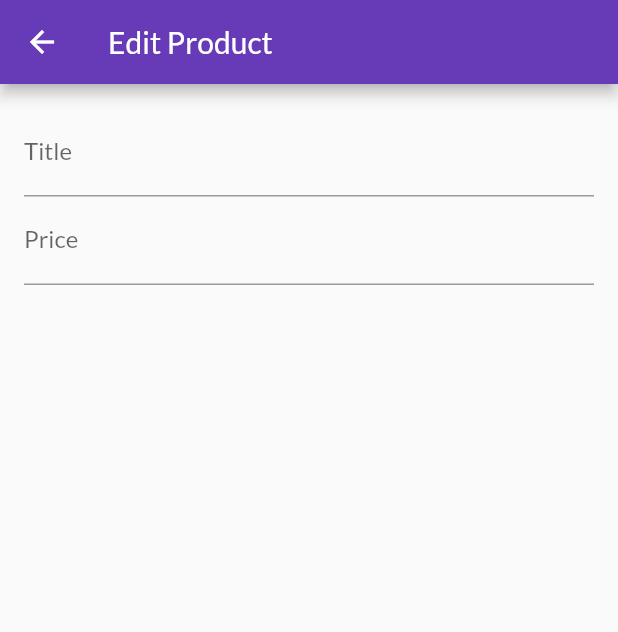
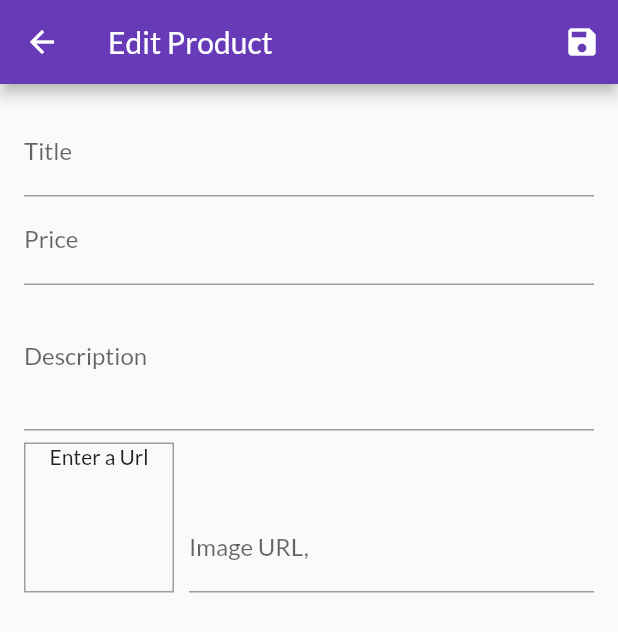
Before and after one commit to Miroj-chamling/Shopping_App, a Flutter app: the EditProductScreen screen opened by its route, on a phone screen of 412 x 824 dp. Shown: the top 632 px of the screen. Run offline on Flutter 3.47's test engine with Material 2 defaults, Android fonts, the phone set to English and light mode, and no system bars; network calls fail.

Commit message:
Initial commit

```diff
--- a/shopping_app/lib/screens/edit_product_screen.dart
+++ b/shopping_app/lib/screens/edit_product_screen.dart
@@ -1,4 +1,5 @@
 import 'package:flutter/material.dart';
+import 'package:flutter_complete_guide/providers/products.dart';
 
 class EditProductScreen extends StatefulWidget {
   static const routeName = '/edit-product-screen';
@@ -8,6 +9,46 @@ class EditProductScreen extends StatefulWidget {
 
 class _EditProductScreenState extends State<EditProductScreen> {
   final _priceFocusNode = FocusNode();
+  final _discrptionFocusNode = FocusNode();
+  final _imageUrlController = TextEditingController();
+  final _imageUrlFocusNode = FocusNode();
+  final _form = GlobalKey<FormState>();
+  var _editedProduct = Product(
+    id: null,
+    title: '',
+    description: '',
+    price: 0,
+    imageUrl: '',
+  );
+  @override
+  void initState() {
+    // TODO: implement initState
+    _imageUrlFocusNode.addListener(_updateImageUrl);
+    super.initState();
+  }
+
+  //this is to dispose the focus node to avoid memory leaks
+  @override
+  void dispose() {
+    // TODO: implement dispose
+    _imageUrlFocusNode.removeListener(_updateImageUrl);
+    _priceFocusNode.dispose();
+    _discrptionFocusNode.dispose();
+    _imageUrlController.dispose();
+    super.dispose();
+  }
+
+  void _updateImageUrl() {
+    if (!_imageUrlFocusNode.hasFocus) {
+      setState(() {});
+    }
+  }
+
+  void _saveform() {
+    _form.currentState.save();
+    print(_editedProduct.title);
+  }
+
   @override
   Widget build(BuildContext context) {
     return Scaffold(
@@ -15,10 +56,17 @@ class _EditProductScreenState extends State<EditProductScreen> {
         title: Text(
           'Edit Product',
         ),
+        actions: [
+          IconButton(
+            onPressed: _saveform,
+            icon: Icon(Icons.save),
+          ),
+        ],
       ),
       body: Padding(
         padding: const EdgeInsets.all(16.0),
         child: Form(
+          key: _form,
           child: ListView(
             children: [
               TextFormField(
@@ -26,6 +74,15 @@ class _EditProductScreenState extends State<EditProductScreen> {
                 textInputAction: TextInputAction.next,
                 onFieldSubmitted: (_) =>
                     FocusScope.of(context).requestFocus(_priceFocusNode),
+                onSaved: (value) {
+                  _editedProduct = Product(
+                    id: null,
+                    title: value,
+                    description: _editedProduct.description,
+                    price: _editedProduct.price,
+                    imageUrl: _editedProduct.imageUrl,
+                  );
+                },
               ),
               TextFormField(
                 decoration: InputDecoration(labelText: 'Price'),
@@ -33,6 +90,85 @@ class _EditProductScreenState extends State<EditProductScreen> {
                 keyboardType: TextInputType.number,
                 keyboardAppearance: Brightness.light,
                 focusNode: _priceFocusNode,
+                onFieldSubmitted: (_) =>
+                    FocusScope.of(context).requestFocus(_discrptionFocusNode),
+                onSaved: (value) {
+                  _editedProduct = Product(
+                    id: null,
+                    title: _editedProduct.title,
+                    description: _editedProduct.description,
+                    price: double.parse(value),
+                    imageUrl: _editedProduct.imageUrl,
+                  );
+                },
+              ),
+              TextFormField(
+                decoration: InputDecoration(
+                  labelText: 'Description',
+                ),
+                maxLines: 3,
+                keyboardType: TextInputType.multiline,
+                focusNode: _discrptionFocusNode,
+                onSaved: (value) {
+                  _editedProduct = Product(
+                    id: null,
+                    title: _editedProduct.title,
+                    description: value,
+                    price: _editedProduct.price,
+                    imageUrl: _editedProduct.imageUrl,
+                  );
+                },
+              ),
+              Row(
+                crossAxisAlignment: CrossAxisAlignment.end,
+                children: [
+                  Container(
+                    height: 100,
+                    width: 100,
+                    margin: EdgeInsets.only(
+                      top: 8,
+                      right: 10,
+                    ),
+                    decoration: BoxDecoration(
+                      border: Border.all(
+                        width: 1,
+                        color: Colors.grey,
+                      ),
+                    ),
+                    child: _imageUrlController.text.isEmpty
+                        ? Text(
+                            'Enter a Url',
+                            textAlign: TextAlign.center,
+                          )
+                        : FittedBox(
+                            child: Image.network(
+                              _imageUrlController.text,
+                              fit: BoxFit.cover,
+                            ),
+                          ),
+                  ),
+                  Expanded(
+                    child: TextFormField(
+                      decoration: InputDecoration(labelText: 'Image URL,'),
+                      keyboardType: TextInputType.url,
+                      textInputAction: TextInputAction.done,
+                      controller: _imageUrlController,
+                      focusNode: _imageUrlFocusNode,
+                      onFieldSubmitted: (_) {
+                        _saveform();
+                      },
+                      onSaved: (value) {
+                        _editedProduct = Product(
+                          id: null,
+                          title: _editedProduct.title,
+                          description: _editedProduct.description,
+                          price: _editedProduct.price,
+                          imageUrl: value,
+                        );
+                      },
+                    ),
+                  ),
+                ],
               ),
             ],
           ),
```
Also changed, not shown: shopping_app/lib/widget/cart_item.dart (+7 -5 lines).
